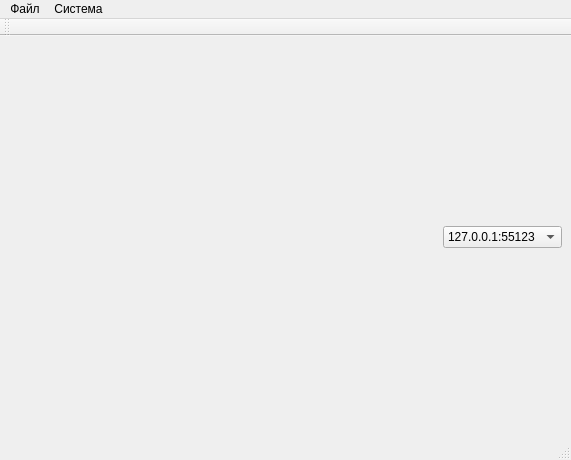
predbannikov/pg-liga, file pg-liga/mainwindow.ui: the form before one commit.
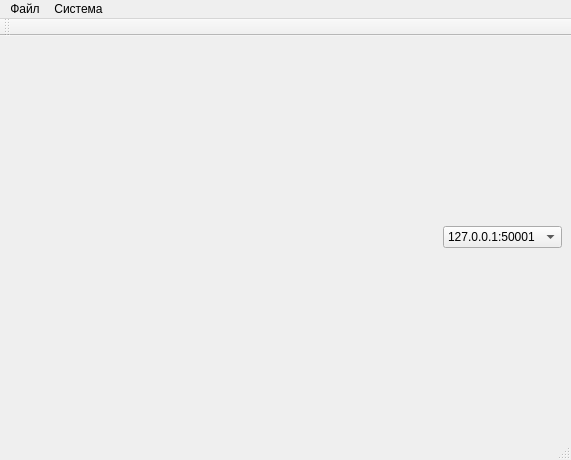
The form after the commit.

Diff of the .ui file:
```diff
--- a/pg-liga/mainwindow.ui
+++ b/pg-liga/mainwindow.ui
@@ -52,7 +52,7 @@
         </property>
         <item>
          <property name="text">
-          <string>127.0.0.1:55123</string>
+          <string>127.0.0.1:50001</string>
          </property>
         </item>
        </widget>
```
Left out of the diff: 2 changed lines with no effect on the pictures.
